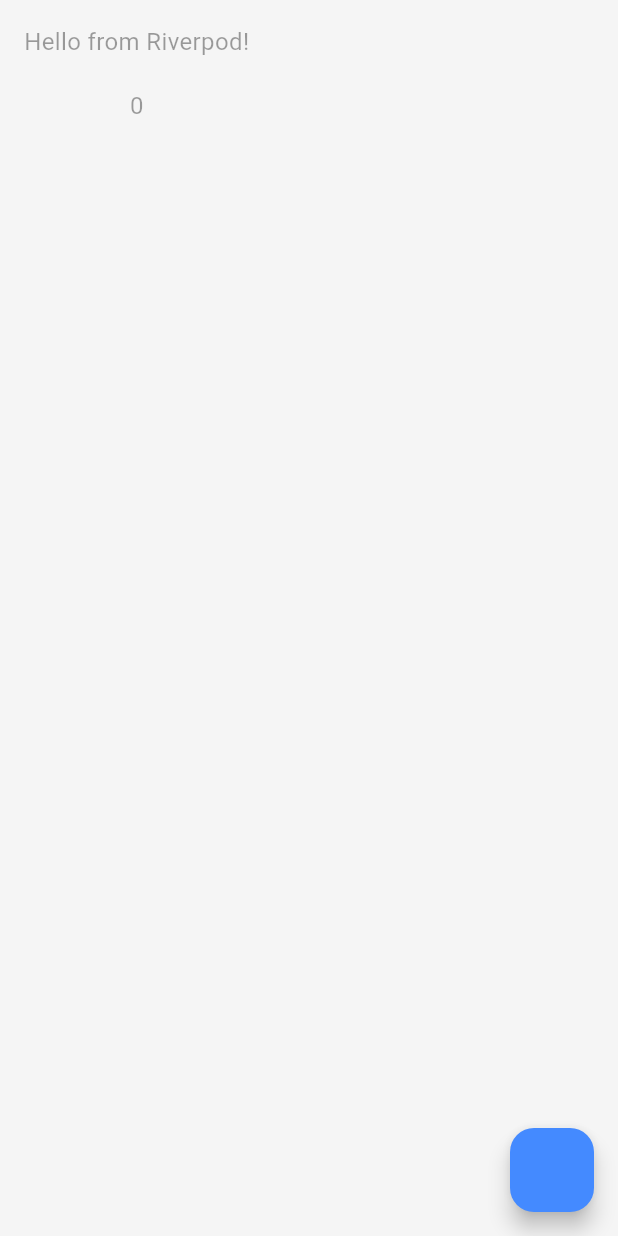
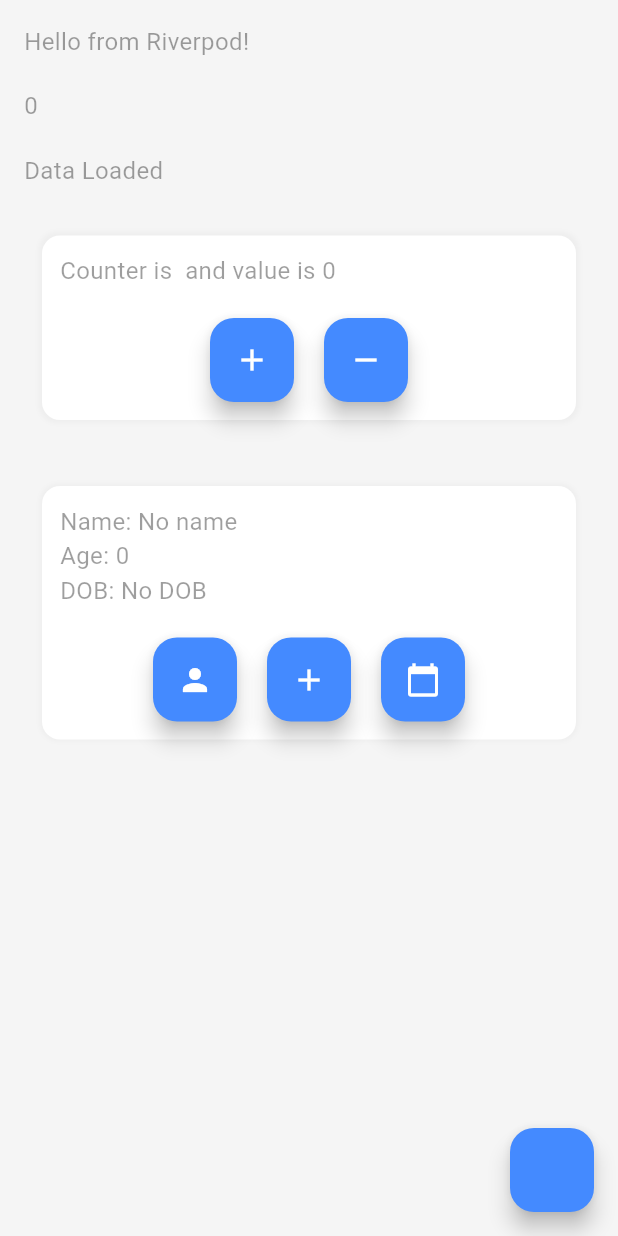
Before and after one commit to Muhammed-Aslam-n/riverpod-workout, a Flutter app: the screen it shows after launch, on a phone screen of 412 x 824 dp. Run offline on Flutter 3.47's test engine with Material 3 defaults, Android fonts, the phone set to English and light mode, and no system bars; our stand-ins replace flutter_riverpod.

Commit message:
commit - 2

```diff
--- a/lib/main_screen.dart
+++ b/lib/main_screen.dart
@@ -1,6 +1,7 @@
 import 'package:flutter/material.dart';
 import 'package:flutter_riverpod/flutter_riverpod.dart';
 import 'package:todo_app_riverpod/provider/riverpod_provider.dart';
+import 'package:todo_app_riverpod/provider/samples/notifier_multi_value.dart';
 
 class HomeScreen extends ConsumerWidget {
   const HomeScreen({super.key});
@@ -17,14 +18,137 @@ class HomeScreen extends ConsumerWidget {
         body: Padding(
           padding: EdgeInsetsGeometry.all(16),
           child: Column(
+            crossAxisAlignment: CrossAxisAlignment.stretch,
             children: [
               Text(ref.watch(greetingProvider)),
               SizedBox(height: 20),
               Text(ref.watch(counterProvider).toString()),
+              SizedBox(height: 20),
+              ref
+                  .watch(futureProvider)
+                  .when(
+                    data: (value) => Text(value),
+                    error: (error, stack) => Text('Error Occurred'),
+                    loading: () {
+                      return Column(
+                        children: [
+                          SizedBox(
+                            height: 20,
+                            child: CircularProgressIndicator.adaptive(),
+                          ),
+                        ],
+                      );
+                    },
+                  ),
+
+              SizedBox(height: 20),
+              counter2Widget(ref),
+              SizedBox(height: 20),
+              personModelWidget(ref),
             ],
           ),
         ),
       ),
     );
   }
+
+  counter2Widget(WidgetRef ref) {
+    return Container(
+      margin: EdgeInsets.all(12),
+      padding: EdgeInsets.all(12),
+      decoration: BoxDecoration(
+        color: Colors.white,
+        borderRadius: BorderRadius.circular(12),
+        boxShadow: [
+          BoxShadow(color: Colors.grey.shade200, blurRadius: 2, spreadRadius: 2),
+        ],
+      ),
+      child: Column(
+        crossAxisAlignment: CrossAxisAlignment.start,
+        children: [
+          Text(
+            'Counter is ${ref.watch(counterModelProvider).action ?? ''} and value is ${ref.watch(counterModelProvider).value ?? 0}',
+          ),
+          SizedBox(height: 20),
+          Row(
+            mainAxisSize: MainAxisSize.max,
+            mainAxisAlignment: MainAxisAlignment.center,
+            children: [
+              FloatingActionButton(
+                onPressed: () {
+                  ref.read(counterModelProvider.notifier).incrementCounter();
+                },
+                child: Icon(Icons.add),
+              ),
+              SizedBox(width: 20),
+              FloatingActionButton(
+                onPressed: () {
+                  ref.read(counterModelProvider.notifier).decrement();
+                },
+                child: Icon(Icons.remove),
+              ),
+            ],
+          ),
+        ],
+      ),
+    );
+  }
+
+  // Widget to display and update the state
+  Widget personModelWidget(WidgetRef ref) {
+    final state = ref.watch(personModelProvider);
+
+    return Container(
+      margin: const EdgeInsets.all(12),
+      padding: const EdgeInsets.all(12),
+      decoration: BoxDecoration(
+        color: Colors.white,
+        borderRadius: BorderRadius.circular(12),
+        boxShadow: [
+          BoxShadow(color: Colors.grey.shade200, blurRadius: 2, spreadRadius: 1),
+        ],
+      ),
+      child: Column(
+        crossAxisAlignment: CrossAxisAlignment.start,
+        children: [
+          Text('Name: ${state.name ?? "No name"}'),
+          Text('Age: ${state.age ?? 0}'),
+          Text('DOB: ${state.dob?.toString() ?? "No DOB"}'),
+          const SizedBox(height: 20),
+          Row(
+            mainAxisSize: MainAxisSize.max,
+            mainAxisAlignment: MainAxisAlignment.center,
+            children: [
+              FloatingActionButton(
+                onPressed: () {
+                  ref
+                      .read(personModelProvider.notifier)
+                      .updateName(
+                        'User ${DateTime.now().millisecondsSinceEpoch}',
+                      );
+                },
+                child: const Icon(Icons.person),
+              ),
+              const SizedBox(width: 20),
+              FloatingActionButton(
+                onPressed: () {
+                  ref.read(personModelProvider.notifier).incrementAge();
+                },
+                child: const Icon(Icons.add),
+              ),
+              const SizedBox(width: 20),
+              FloatingActionButton(
+                onPressed: () {
+                  ref
+                      .read(personModelProvider.notifier)
+                      .updateDob(DateTime.now());
+                },
+                child: const Icon(Icons.calendar_today),
+              ),
+            ],
+          ),
+        ],
+      ),
+    );
+  }
 }
--- a/lib/provider/riverpod_provider.dart
+++ b/lib/provider/riverpod_provider.dart
@@ -5,4 +5,65 @@ import 'package:flutter_riverpod/legacy.dart';
 
 final greetingProvider = Provider((ref) => 'Hello from Riverpod!');
 
-final counterProvider = StateProvider<int>((ref)=>0);
+final counterProvider = StateProvider<int>((ref) => 0);
+
+// FutureProvider
+final futureProvider = FutureProvider<String>((ref) async {
+  // await twoSecFuture();
+  // await fourSecFuture();
+  // await sixSecFuture();
+  // return 'Data Loaded';
+  // return Future.wait([
+  //   twoSecFuture(),
+  //   fourSecFuture(),
+  //   sixSecFuture()
+  // ]).then((_) => 'Data Loaded');
+  //
+  return Future.delayed(Duration(milliseconds: 1000)).then((_) {
+    return 'Data Loaded';
+  });
+});
+
+Future twoSecFuture() async {
+  return await Future.delayed(
+    Duration(seconds: 2),
+  ).then((_) => debugPrint('2 sec completed'));
+}
+
+Future fourSecFuture() async => await Future.delayed(
+  Duration(seconds: 2),
+).then((_) => debugPrint('2 sec completed'));
+
+Future sixSecFuture() async => await Future.delayed(
+  Duration(seconds: 6),
+).then((_) => debugPrint('6 sec completed'));
+
+// using the model
+
+final counterModelProvider = NotifierProvider<CounterNotifier, Sample>(
+  () => CounterNotifier(),
+);
+
+class CounterNotifier extends Notifier<Sample> {
+  Sample sample = Sample();
+
+  @override
+  Sample build() {
+    return sample;
+  }
+
+  incrementCounter() {
+    state = Sample(action: 'Incrementing', value: (state.value ?? 0) + 1);
+  }
+
+  decrement() {
+    state = Sample(action: 'Decrementing', value: (state.value ?? 0) - 1);
+  }
+}
+
+class Sample {
+  String? action;
+  int? value;
+
+  Sample({this.action, this.value});
+}
--- /dev/null
+++ b/lib/provider/samples/notifier_multi_value.dart
@@ -0,0 +1,26 @@
+// Define the provider
+import 'package:flutter_riverpod/flutter_riverpod.dart';
+
+final personModelProvider = NotifierProvider<CounterNotifier, ({String? name, int? age, DateTime? dob})>(
+      () => CounterNotifier(),
+);
+
+// Notifier to manage the record state
+class CounterNotifier extends Notifier<({String? name, int? age, DateTime? dob})> {
+  @override
+  ({String? name, int? age, DateTime? dob}) build() {
+    return (name: null, age: null, dob: null); // Initial state
+  }
+
+  void updateName(String newName) {
+    state = (name: newName, age: state.age, dob: state.dob); // Create new record
+  }
+
+  void incrementAge() {
+    state = (name: state.name, age: (state.age ?? 0) + 1, dob: state.dob); // Create new record
+  }
+
+  void updateDob(DateTime newDob) {
+    state = (name: state.name, age: state.age, dob: newDob); // Create new record
+  }
+}
```
